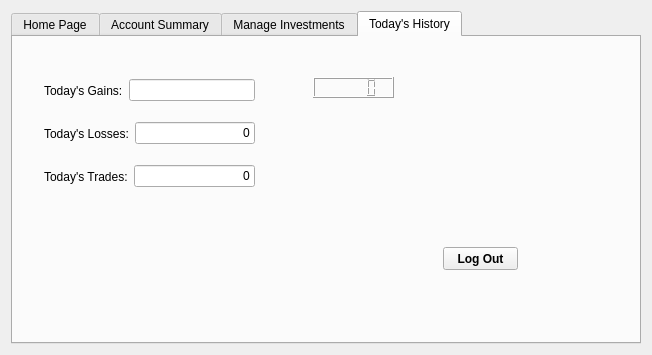
Qt form loginpage.ui (ckhajavi/MI5) before a commit.
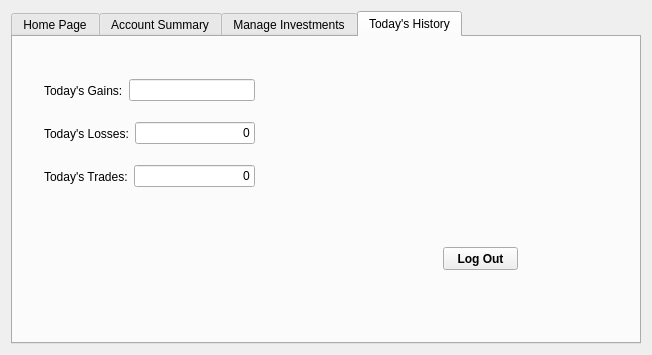
The same form after that commit. The open tabs and pages were chosen to show the change.

Commit message: added user to stock search class, and dialogue boxes

```diff
--- a/loginpage.ui
+++ b/loginpage.ui
@@ -671,16 +671,6 @@
         <string>Log Out</string>
        </property>
       </widget>
-      <widget class="QLCDNumber" name="lcdNumber">
-       <property name="geometry">
-        <rect>
-         <x>300</x>
-         <y>40</y>
-         <width>81</width>
-         <height>21</height>
-        </rect>
-       </property>
-      </widget>
      </widget>
     </widget>
    </item>
```
Left out of the diff: 2 changed lines with no effect on the pictures. The commit also changes 4 other files.
